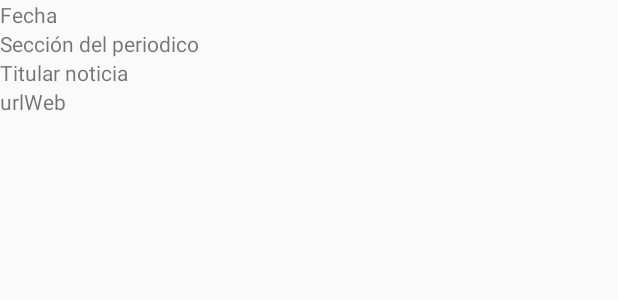
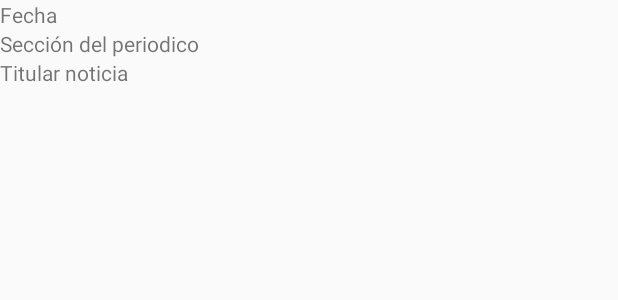
Before and after one commit to rovermore/NewsGuardianApp, an Android app: the layout list_item.xml on its own in the app's theme, with its tools: preview values and no code run, on a phone screen of 412 x 824 dp. Shown: the top 300 px of the screen. Run offline under Robolectric (Android 15) with nearby library versions, the phone set to English and light mode, and no system bars.

Commit message:
nuevo update

```diff
--- a/app/src/main/res/layout/list_item.xml
+++ b/app/src/main/res/layout/list_item.xml
@@ -23,9 +23,5 @@
         android:id="@+id/title_view"
         android:text="Titular noticia"/>
 
-    <TextView
-        android:layout_width="match_parent"
-        android:layout_height="wrap_content"
-        android:id="@+id/webUrl_view"
-        android:text="urlWeb"/>
+
 </LinearLayout>
```
Also changed, not shown: app/src/main/java/com/example/rovermore/newsguardianapp/MainActivity.java (+27 -1 lines).
